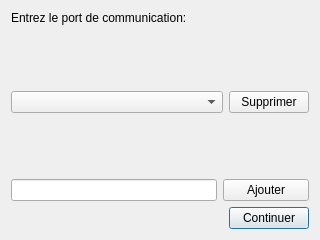
Qt form dialog.ui (mjc-ermont/Cookie-Logger) before a commit.
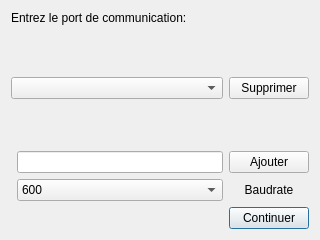
The same form after that commit.

Commit message: Sélection du baudrate au lancement du programme

```diff
--- a/dialog.ui
+++ b/dialog.ui
@@ -13,17 +13,14 @@
   <property name="windowTitle">
    <string>Dialog</string>
   </property>
-  <layout class="QGridLayout" name="gridLayout" rowstretch="1,0,0,0,0" columnstretch="0,0,0">
-   <item row="4" column="2">
+  <layout class="QGridLayout" name="gridLayout" rowstretch="1,0,0,0,0,0" columnstretch="0,0,0">
+   <item row="5" column="2">
     <widget class="QPushButton" name="pushButton">
      <property name="text">
       <string>Continuer</string>
      </property>
     </widget>
    </item>
-   <item row="3" column="0">
-    <widget class="QLineEdit" name="textEntry"/>
-   </item>
    <item row="0" column="0" colspan="3">
     <widget class="QLabel" name="label">
      <property name="sizePolicy">
@@ -37,14 +34,7 @@
      </property>
     </widget>
    </item>
-   <item row="3" column="1" colspan="2">
-    <widget class="QPushButton" name="addToList">
-     <property name="text">
-      <string>Ajouter</string>
-     </property>
-    </widget>
-   </item>
-   <item row="4" column="0" colspan="2">
+   <item row="5" column="0" colspan="2">
     <spacer name="horizontalSpacer">
      <property name="orientation">
       <enum>Qt::Horizontal</enum>
@@ -67,6 +57,50 @@
      </property>
     </widget>
    </item>
+   <item row="3" column="2">
+    <widget class="QPushButton" name="addToList">
+     <property name="text">
+      <string>Ajouter</string>
+     </property>
+    </widget>
+   </item>
+   <item row="4" column="1">
+    <widget class="QComboBox" name="baudrate">
+     <item>
+      <property name="text">
+       <string>600</string>
+      </property>
+     </item>
+     <item>
+      <property name="text">
+       <string>4800</string>
+      </property>
+     </item>
+     <item>
+      <property name="text">
+       <string>9600</string>
+      </property>
+     </item>
+     <item>
+      <property name="text">
+       <string>57600</string>
+      </property>
+     </item>
+    </widget>
+   </item>
+   <item row="3" column="1">
+    <widget class="QLineEdit" name="textEntry"/>
+   </item>
+   <item row="4" column="2">
+    <widget class="QLabel" name="label_2">
+     <property name="text">
+      <string>Baudrate</string>
+     </property>
+     <property name="alignment">
+      <set>Qt::AlignCenter</set>
+     </property>
+    </widget>
+   </item>
   </layout>
  </widget>
  <resources/>
```
The commit also changes 4 other files.
